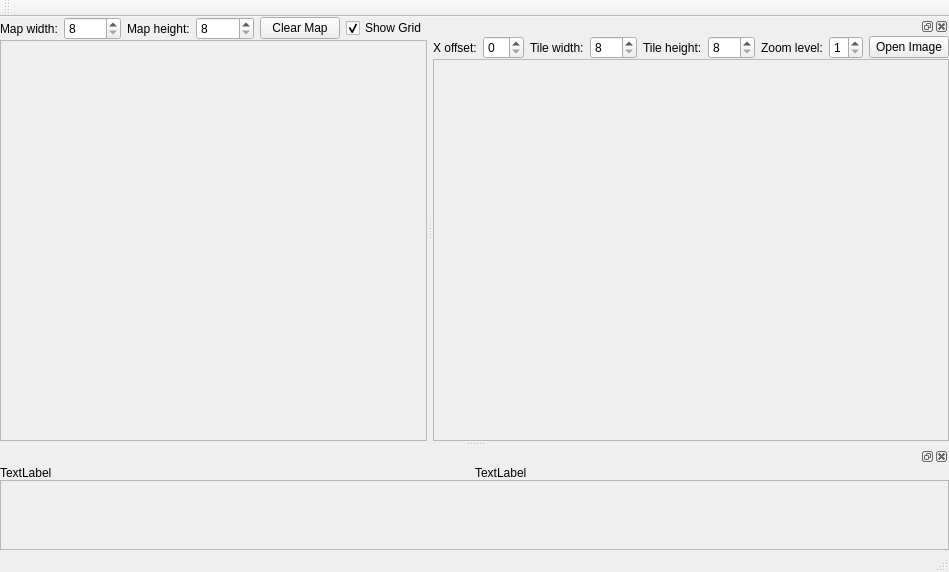
Qt form mapeditor.ui (stoyan-shopov/TileMapEdit) before a commit.
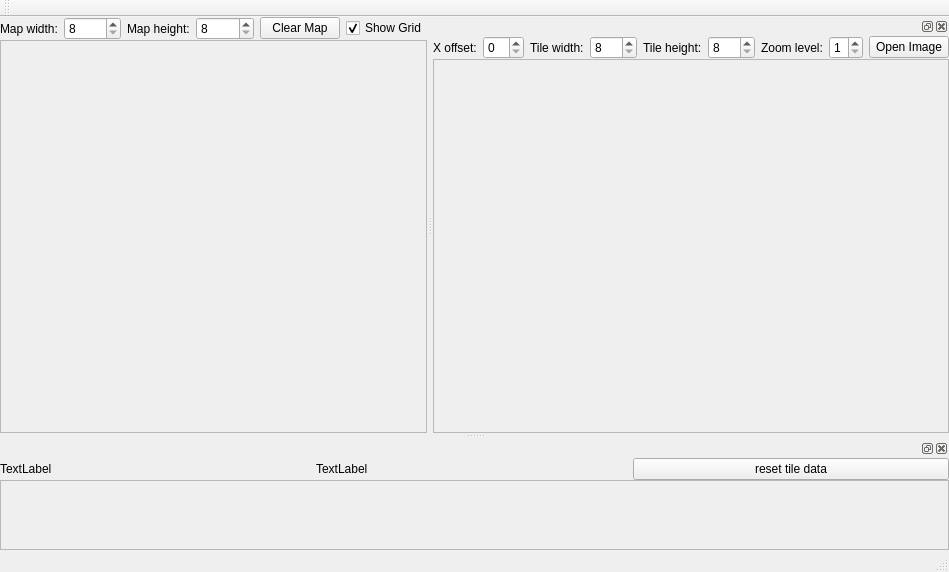
The same form after that commit.

The edit to the form file:
```diff
--- a/mapeditor.ui
+++ b/mapeditor.ui
@@ -95,8 +95,8 @@
         <rect>
          <x>0</x>
          <y>0</y>
-         <width>439</width>
-         <height>381</height>
+         <width>468</width>
+         <height>373</height>
         </rect>
        </property>
       </widget>
@@ -232,8 +232,8 @@
          <rect>
           <x>0</x>
           <y>0</y>
-          <width>505</width>
-          <height>362</height>
+          <width>476</width>
+          <height>351</height>
          </rect>
         </property>
         <layout class="QVBoxLayout" name="verticalLayout_2"/>
@@ -283,6 +283,13 @@
          </property>
         </widget>
        </item>
+       <item>
+        <widget class="QPushButton" name="pushButtonResetTileData">
+         <property name="text">
+          <string>reset tile data</string>
+         </property>
+        </widget>
+       </item>
       </layout>
      </item>
      <item>
```
Left out of the diff: 4 changed lines with no effect on the pictures.
